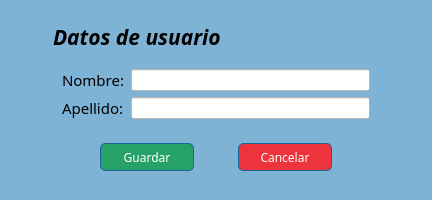
The window that nuevoedituser.ui (JuanFraDev/ProyectoFinal_POO) describes before a commit, drawn with Qt 5.
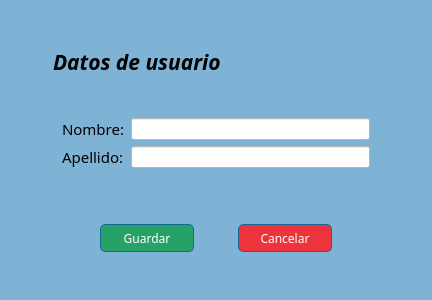
The same window after the commit.

What changed in the file:
```diff
--- a/nuevoedituser.ui
+++ b/nuevoedituser.ui
@@ -7,19 +7,19 @@
     <x>0</x>
     <y>0</y>
     <width>432</width>
-    <height>200</height>
+    <height>300</height>
    </rect>
   </property>
   <property name="minimumSize">
    <size>
     <width>432</width>
-    <height>200</height>
+    <height>300</height>
    </size>
   </property>
   <property name="maximumSize">
    <size>
     <width>432</width>
-    <height>200</height>
+    <height>300</height>
    </size>
   </property>
   <property name="windowTitle">
```
